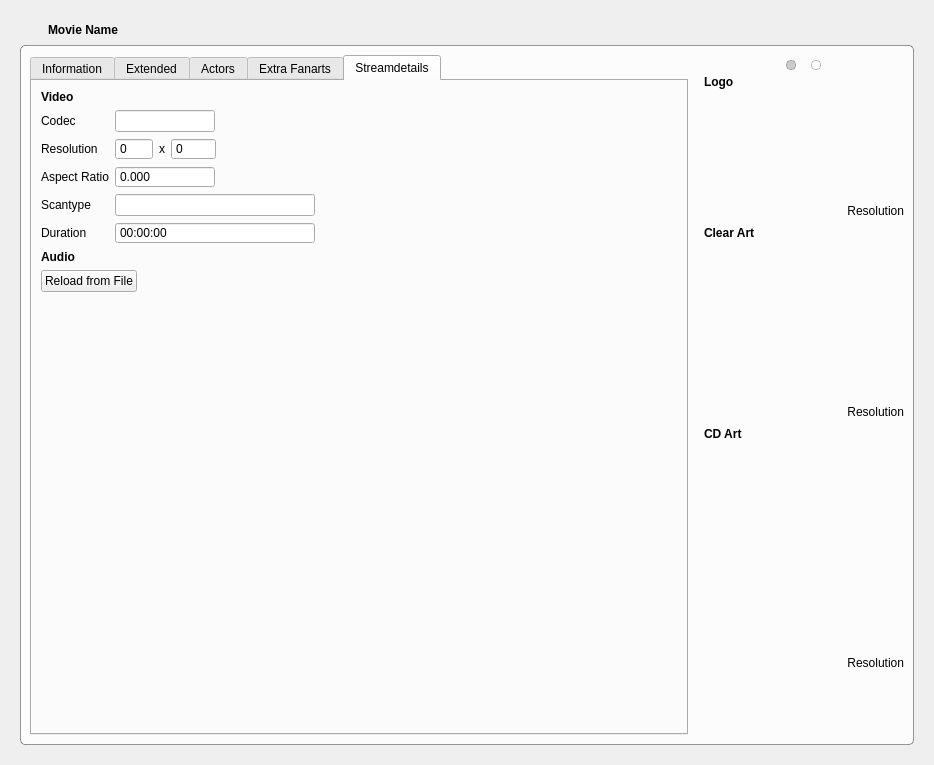
Qt form movies/MovieWidget.ui (Komet/MediaElch) before a commit.
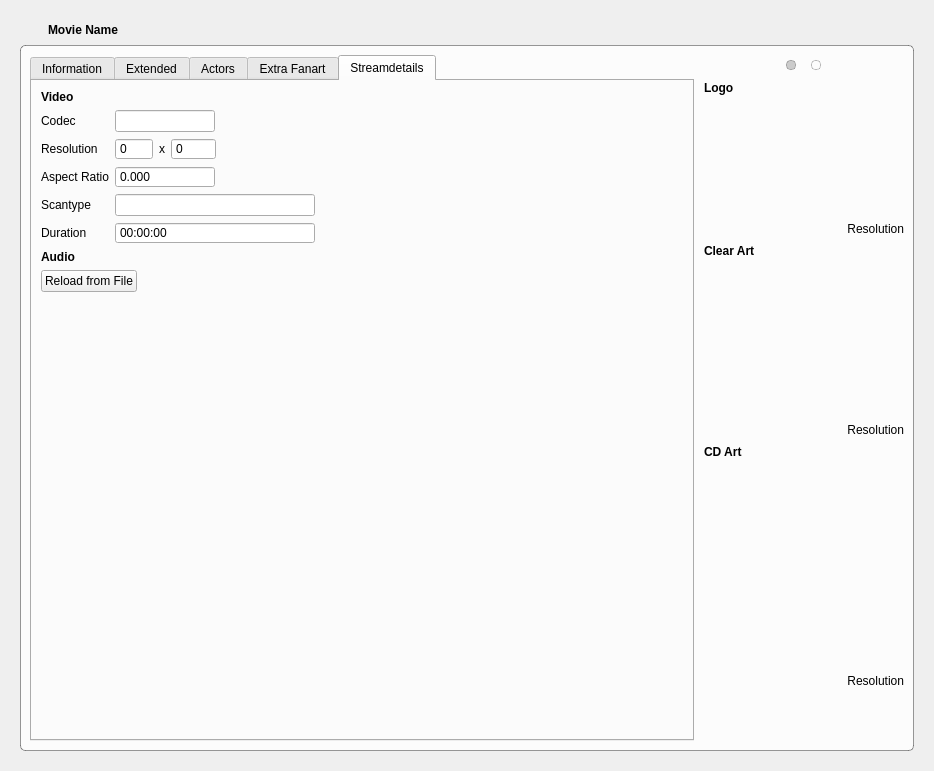
The same form after that commit. The open tabs and pages were chosen to show the change. Icons and pictures are not drawn. Custom widgets are drawn as their Qt base class.

```diff
--- a/movies/MovieWidget.ui
+++ b/movies/MovieWidget.ui
@@ -7,7 +7,7 @@
     <x>0</x>
     <y>0</y>
     <width>934</width>
-    <height>765</height>
+    <height>771</height>
    </rect>
   </property>
   <property name="windowTitle">
@@ -100,6 +100,15 @@
         <string/>
        </property>
        <layout class="QHBoxLayout" name="horizontalLayout_2" stretch="1,0">
+        <property name="spacing">
+         <number>0</number>
+        </property>
+        <property name="leftMargin">
+         <number>9</number>
+        </property>
+        <property name="topMargin">
+         <number>9</number>
+        </property>
         <item>
          <widget class="QTabWidget" name="tabWidget">
           <property name="currentIndex">
@@ -646,7 +655,7 @@
           </widget>
           <widget class="QWidget" name="tab_5">
            <attribute name="title">
-            <string>Extra Fanarts</string>
+            <string>Extra Fanart</string>
            </attribute>
            <layout class="QVBoxLayout" name="verticalLayout_7" stretch="1,0">
             <property name="leftMargin">
@@ -913,7 +922,7 @@
         <item>
          <layout class="QVBoxLayout" name="verticalLayout_4" stretch="0,1">
           <property name="spacing">
-           <number>0</number>
+           <number>6</number>
           </property>
           <property name="leftMargin">
            <number>10</number>
@@ -1247,13 +1256,13 @@
                 <property name="minimumSize">
                  <size>
                   <width>200</width>
-                  <height>100</height>
+                  <height>112</height>
                  </size>
                 </property>
                 <property name="maximumSize">
                  <size>
                   <width>200</width>
-                  <height>100</height>
+                  <height>112</height>
                  </size>
                 </property>
                 <property name="cursor">
@@ -1262,6 +1271,9 @@
                 <property name="toolTip">
                  <string>Click to Change</string>
                 </property>
+                <property name="lineWidth">
+                 <number>0</number>
+                </property>
                 <property name="text">
                  <string/>
                 </property>
@@ -1519,17 +1531,17 @@
    <header>smallWidgets/SlidingStackedWidget.h</header>
    <container>1</container>
   </customwidget>
-  <customwidget>
-   <class>Badge</class>
-   <extends>QLabel</extends>
-   <header>smallWidgets/Badge.h</header>
-  </customwidget>
   <customwidget>
    <class>ImageGallery</class>
    <extends>QWidget</extends>
    <header>smallWidgets/ImageGallery.h</header>
    <container>1</container>
   </customwidget>
+  <customwidget>
+   <class>Badge</class>
+   <extends>QLabel</extends>
+   <header>smallWidgets/Badge.h</header>
+  </customwidget>
   <customwidget>
    <class>MySpinBox</class>
    <extends>QSpinBox</extends>
```
Left out of the diff: 8 changed lines with no effect on the pictures.
